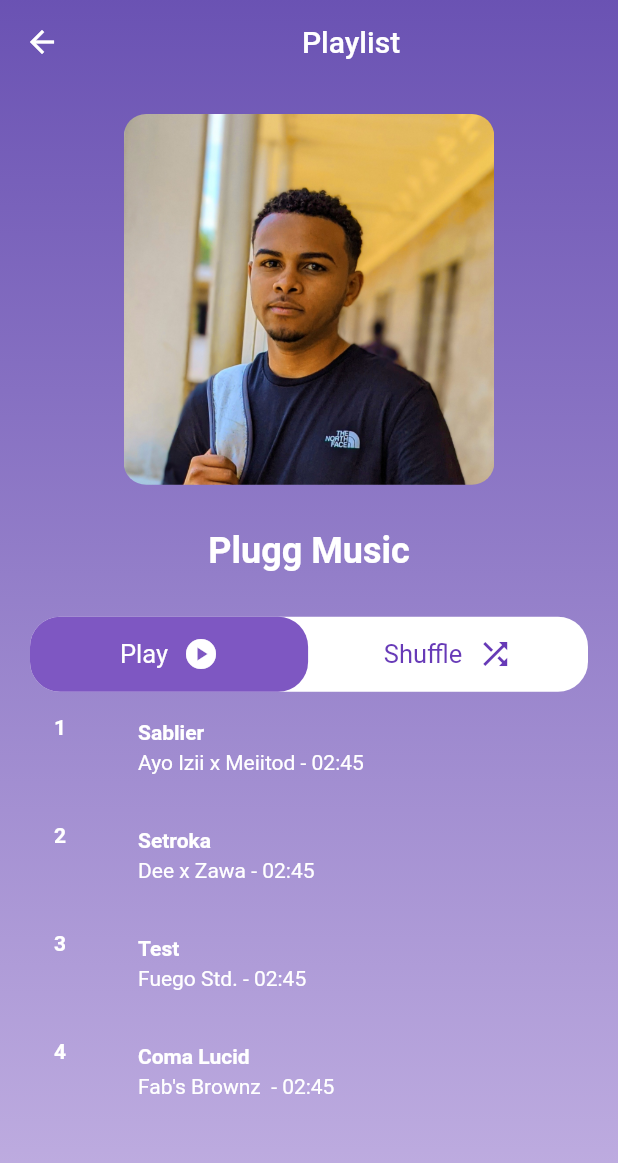
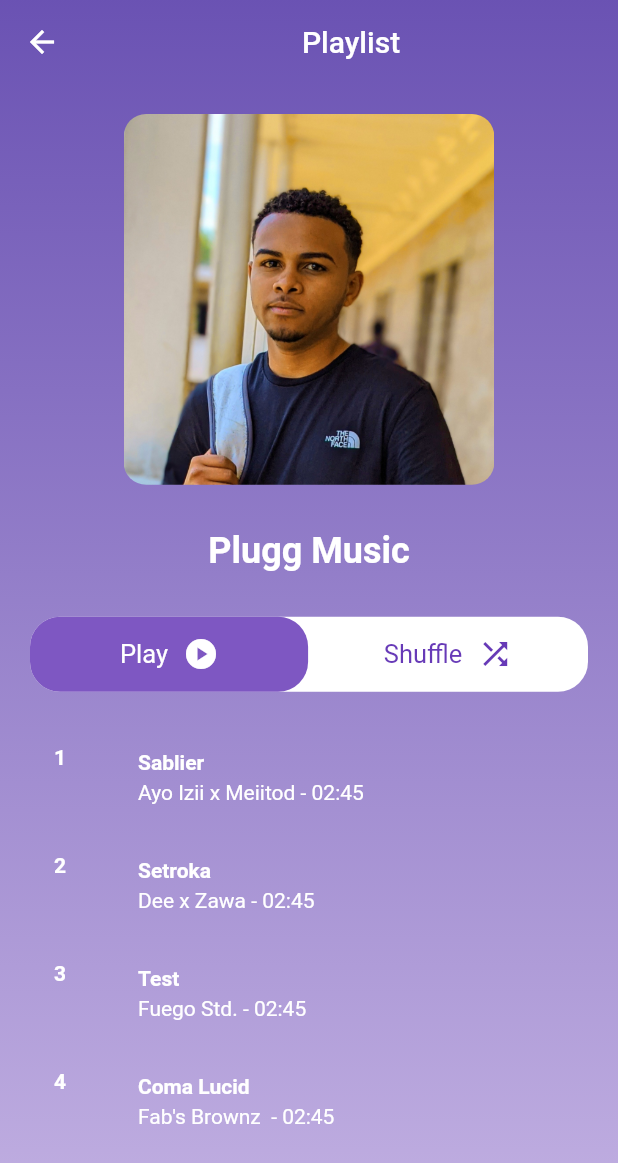
Before and after one commit to schorio/air_play, a Flutter app: the PlaylistScreen screen opened by its route, on a phone screen of 412 x 824 dp. Shown: the top 1163 px of the screen. Run offline on Flutter 3.47's test engine with Material 2 defaults, Android fonts, the phone set to English and light mode, and no system bars; our stand-ins replace get, just_audio, rxdart; statements that could not run were skipped.

Commit message:
modif paddding liste des songs su playlist

```diff
--- a/lib/main.dart
+++ b/lib/main.dart
@@ -21,7 +21,7 @@ class MyApp extends StatelessWidget {
           displayColor: Colors.white,
         )
       ),
-      home: const PlaylistScreen(),
+      home: const HomeScreen(),
       getPages: [
         GetPage(name: '/', page: () => const HomeScreen()),
         GetPage(name: '/song', page: () => const SongScreen()),
--- a/lib/screens/playlist_screen.dart
+++ b/lib/screens/playlist_screen.dart
@@ -55,7 +55,9 @@ class _PlaylistSong extends StatelessWidget {
 
   @override
   Widget build(BuildContext context) {
-    return ListView.builder(
+    return Padding(
+      padding: const EdgeInsets.only(top: 20.0),
+      child: ListView.builder(
         shrinkWrap: true,
         physics: const NeverScrollableScrollPhysics(),
         itemCount: playlist.songs.length,
@@ -85,6 +87,7 @@ class _PlaylistSong extends StatelessWidget {
             subtitle: Text('${playlist.songs[index].artistes} - 02:45'),
           );
         }
+      ),
     );
   }
 }
```
Lines whose indentation alone changed are shown as unchanged.
